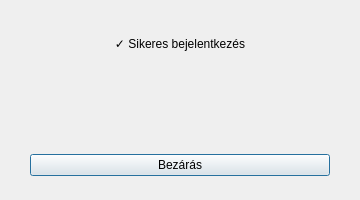
First picture: the form in success.ui, repository tibor21-panther/GraFix, before the edit.
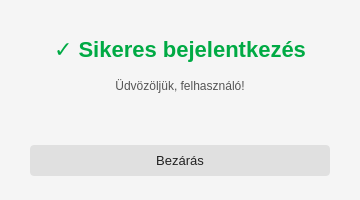
Second picture: the form after the edit.

Commit message:
feat: external config, UI styles, password dots, build script
- config/config.json: moved from root, editable next to exe
- GraFix1.ui: styles embedded (visible in Qt Designer), password dots
- success.ui: green success label style embedded
- main.py: config path logic (external > embedded fallback)
- build.bat: PyInstaller + copies config/ to dist/

The edit to the form file:
```diff
--- a/success.ui
+++ b/success.ui
@@ -13,6 +13,9 @@
   <property name="windowTitle">
    <string>Sikeres bejelentkezés</string>
   </property>
+  <property name="styleSheet">
+   <string notr="true">QDialog { background-color: #f5f5f5; }</string>
+  </property>
   <layout class="QVBoxLayout" name="verticalLayout">
    <property name="spacing">
     <number>16</number>
@@ -34,6 +37,9 @@
      <property name="text">
       <string>✓ Sikeres bejelentkezés</string>
      </property>
+     <property name="styleSheet">
+      <string notr="true">color: #00aa44; font-size: 22px; font-weight: bold;</string>
+     </property>
      <property name="alignment">
       <set>Qt::AlignCenter</set>
      </property>
@@ -42,7 +48,10 @@
    <item>
     <widget class="QLabel" name="userInfoLabel">
      <property name="text">
-      <string/>
+      <string>Üdvözöljük, felhasználó!</string>
+     </property>
+     <property name="styleSheet">
+      <string notr="true">color: #555555; font-size: 12px;</string>
      </property>
      <property name="alignment">
       <set>Qt::AlignCenter</set>
@@ -70,6 +79,18 @@
      <property name="text">
       <string>Bezárás</string>
      </property>
+     <property name="styleSheet">
+      <string notr="true">QPushButton {
+    background-color: #e0e0e0;
+    color: #222222;
+    border: none;
+    padding: 8px 0px;
+    border-radius: 4px;
+    font-size: 13px;
+}
+QPushButton:hover   { background-color: #c8c8c8; }
+QPushButton:pressed { background-color: #aaaaaa; }</string>
+     </property>
      <property name="default">
       <bool>true</bool>
      </property>
```
The commit also changes 4 other files.
